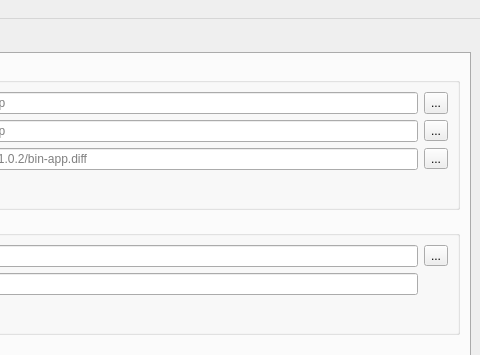
amireh/Kiwi, file resources/kiwi.ui: the form before one commit; both pictures show x 255 to 735 and y 0 to 355 of the 735 by 678 pixel window.
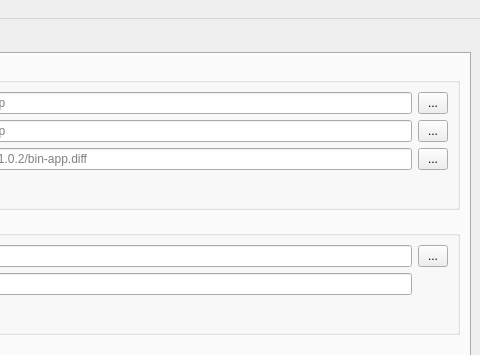
The form after the commit. The open tabs and pages were chosen to show the change. Icons and pictures are not drawn.

```diff
--- a/resources/kiwi.ui
+++ b/resources/kiwi.ui
@@ -20,6 +20,9 @@
       <property name="enabled">
        <bool>true</bool>
       </property>
+      <property name="tabPosition">
+       <enum>QTabWidget::North</enum>
+      </property>
       <property name="tabShape">
        <enum>QTabWidget::Rounded</enum>
       </property>
@@ -1183,6 +1186,18 @@
            </item>
            <item row="0" column="3">
             <widget class="QToolButton" name="btnFindDiffOriginal">
+             <property name="sizePolicy">
+              <sizepolicy hsizetype="Maximum" vsizetype="Preferred">
+               <horstretch>0</horstretch>
+               <verstretch>0</verstretch>
+              </sizepolicy>
+             </property>
+             <property name="minimumSize">
+              <size>
+               <width>30</width>
+               <height>0</height>
+              </size>
+             </property>
              <property name="maximumSize">
               <size>
                <width>16777215</width>
@@ -1209,6 +1224,21 @@
            </item>
            <item row="1" column="3">
             <widget class="QToolButton" name="btnFindDiffModified">
+             <property name="sizePolicy">
+              <sizepolicy hsizetype="Maximum" vsizetype="Preferred">
+               <horstretch>0</horstretch>
+               <verstretch>0</verstretch>
+              </sizepolicy>
+             </property>
+             <property name="minimumSize">
+              <size>
+               <width>30</width>
+               <height>0</height>
+              </size>
+             </property>
+             <property name="focusPolicy">
+              <enum>Qt::NoFocus</enum>
+             </property>
              <property name="text">
               <string>...</string>
              </property>
@@ -1243,6 +1273,21 @@
            </item>
            <item row="2" column="3">
             <widget class="QToolButton" name="btnFindDiffDest">
+             <property name="sizePolicy">
+              <sizepolicy hsizetype="Maximum" vsizetype="Preferred">
+               <horstretch>0</horstretch>
+               <verstretch>0</verstretch>
+              </sizepolicy>
+             </property>
+             <property name="minimumSize">
+              <size>
+               <width>30</width>
+               <height>0</height>
+              </size>
+             </property>
+             <property name="focusPolicy">
+              <enum>Qt::NoFocus</enum>
+             </property>
              <property name="text">
               <string>...</string>
              </property>
@@ -1293,6 +1338,21 @@
            </item>
            <item row="1" column="4">
             <widget class="QToolButton" name="btnFindMD5Source">
+             <property name="sizePolicy">
+              <sizepolicy hsizetype="Maximum" vsizetype="Preferred">
+               <horstretch>0</horstretch>
+               <verstretch>0</verstretch>
+              </sizepolicy>
+             </property>
+             <property name="minimumSize">
+              <size>
+               <width>30</width>
+               <height>0</height>
+              </size>
+             </property>
+             <property name="focusPolicy">
+              <enum>Qt::NoFocus</enum>
+             </property>
              <property name="text">
               <string>...</string>
              </property>
```
Left out of the diff: 50 changed lines with no effect on the pictures.
